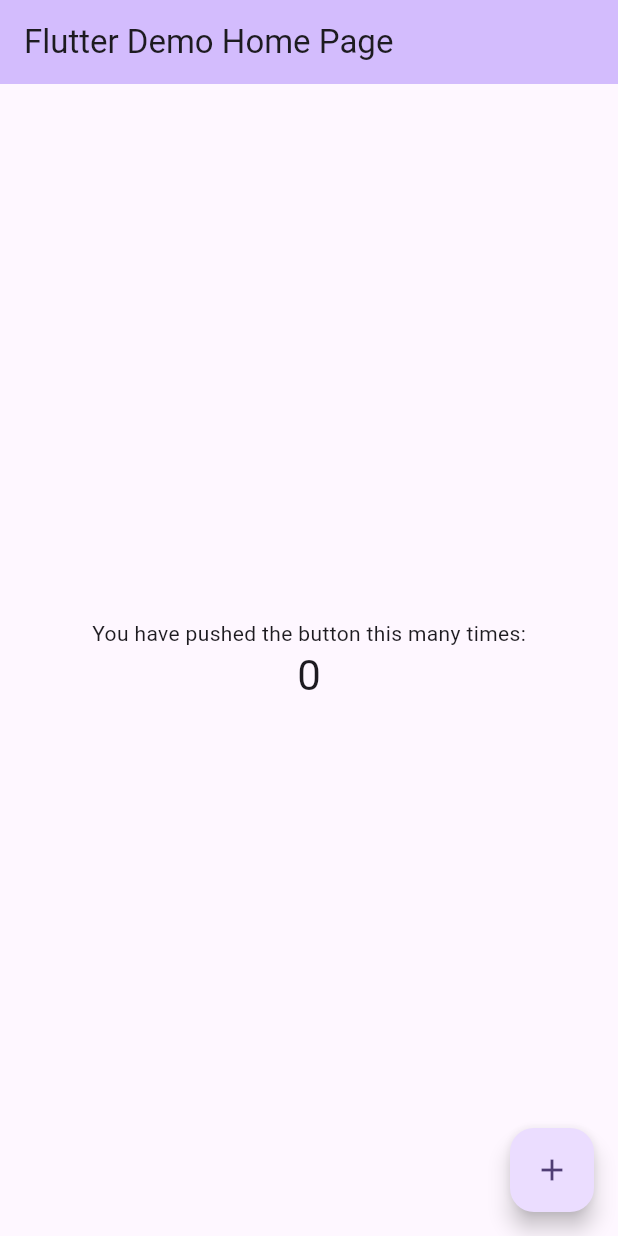
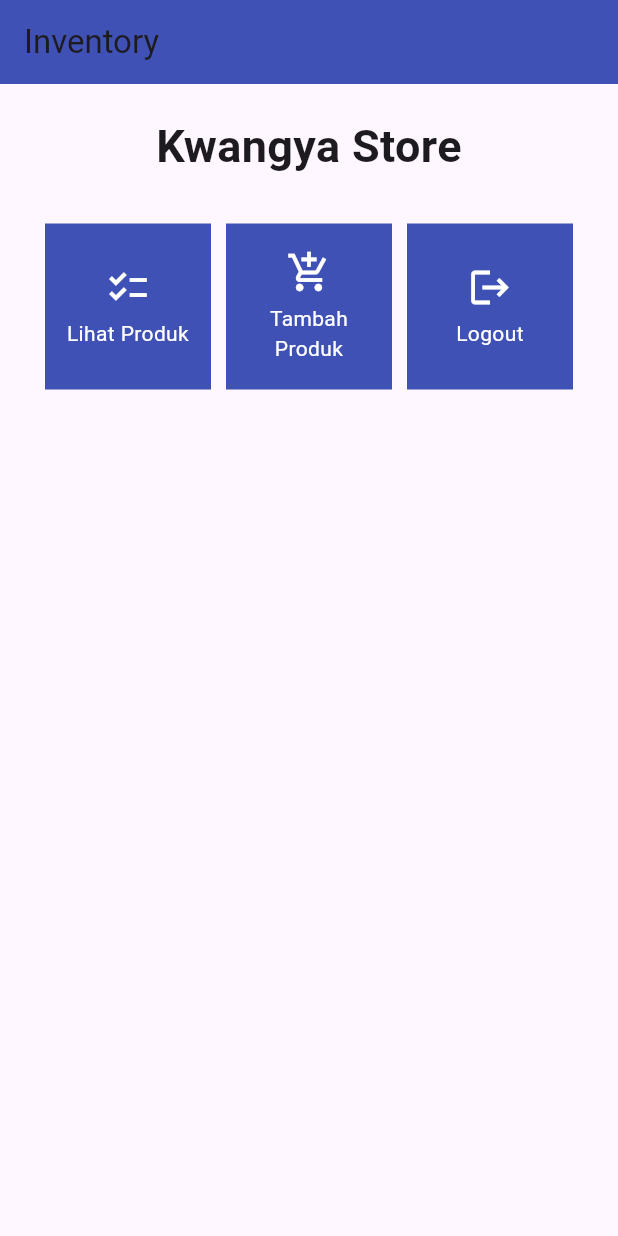
Before and after one commit to nurazizahfebriyana/tugas-7, a Flutter app: the screen it shows after launch, on a phone screen of 412 x 824 dp. Run offline on Flutter 3.47's test engine with Material 2 defaults, Android fonts, the phone set to English and light mode, and no system bars.

Commit message:
Tugas 7 almost finished

```diff
--- a/inventory/lib/main.dart
+++ b/inventory/lib/main.dart
@@ -1,5 +1,5 @@
 import 'package:flutter/material.dart';
-
+import 'package:inventory/menu.dart';
 void main() {
   runApp(const MyApp());
 }
@@ -11,7 +11,7 @@ class MyApp extends StatelessWidget {
   @override
   Widget build(BuildContext context) {
     return MaterialApp(
-      title: 'Flutter Demo',
+      title: 'Inventory',
       theme: ThemeData(
         // This is the theme of your application.
         //
@@ -28,98 +28,12 @@ class MyApp extends StatelessWidget {
         //
         // This works for code too, not just values: Most code changes can be
         // tested with just a hot reload.
-        colorScheme: ColorScheme.fromSeed(seedColor: Colors.deepPurple),
-        useMaterial3: true,
+        appBarTheme: AppBarTheme(
+        backgroundColor: Colors.indigo,
       ),
-      home: const MyHomePage(title: 'Flutter Demo Home Page'),
+      useMaterial3: true,
+    ),
+      home: MyHomePage(),
     );
   }
 }
-
-class MyHomePage extends StatefulWidget {
-  const MyHomePage({super.key, required this.title});
-
-  // This widget is the home page of your application. It is stateful, meaning
-  // that it has a State object (defined below) that contains fields that affect
-  // how it looks.
-
-  // This class is the configuration for the state. It holds the values (in this
-  // case the title) provided by the parent (in this case the App widget) and
-  // used by the build method of the State. Fields in a Widget subclass are
-  // always marked "final".
-
-  final String title;
-
-  @override
-  State<MyHomePage> createState() => _MyHomePageState();
-}
-
-class _MyHomePageState extends State<MyHomePage> {
-  int _counter = 0;
-
-  void _incrementCounter() {
-    setState(() {
-      // This call to setState tells the Flutter framework that something has
-      // changed in this State, which causes it to rerun the build method below
-      // so that the display can reflect the updated values. If we changed
-      // _counter without calling setState(), then the build method would not be
-      // called again, and so nothing would appear to happen.
-      _counter++;
-    });
-  }
-
-  @override
-  Widget build(BuildContext context) {
-    // This method is rerun every time setState is called, for instance as done
-    // by the _incrementCounter method above.
-    //
-    // The Flutter framework has been optimized to make rerunning build methods
-    // fast, so that you can just rebuild anything that needs updating rather
-    // than having to individually change instances of widgets.
-    return Scaffold(
-      appBar: AppBar(
-        // TRY THIS: Try changing the color here to a specific color (to
-        // Colors.amber, perhaps?) and trigger a hot reload to see the AppBar
-        // change color while the other colors stay the same.
-        backgroundColor: Theme.of(context).colorScheme.inversePrimary,
-        // Here we take the value from the MyHomePage object that was created by
-        // the App.build method, and use it to set our appbar title.
-        title: Text(widget.title),
-      ),
-      body: Center(
-        // Center is a layout widget. It takes a single child and positions it
-        // in the middle of the parent.
-        child: Column(
-          // Column is also a layout widget. It takes a list of children and
-          // arranges them vertically. By default, it sizes itself to fit its
-          // children horizontally, and tries to be as tall as its parent.
-          //
-          // Column has various properties to control how it sizes itself and
-          // how it positions its children. Here we use mainAxisAlignment to
-          // center the children vertically; the main axis here is the vertical
-          // axis because Columns are vertical (the cross axis would be
-          // horizontal).
-          //
-          // TRY THIS: Invoke "debug painting" (choose the "Toggle Debug Paint"
-          // action in the IDE, or press "p" in the console), to see the
-          // wireframe for each widget.
-          mainAxisAlignment: MainAxisAlignment.center,
-          children: <Widget>[
-            const Text(
-              'You have pushed the button this many times:',
-            ),
-            Text(
-              '$_counter',
-              style: Theme.of(context).textTheme.headlineMedium,
-            ),
-          ],
-        ),
-      ),
-      floatingActionButton: FloatingActionButton(
-        onPressed: _incrementCounter,
-        tooltip: 'Increment',
-        child: const Icon(Icons.add),
-      ), // This trailing comma makes auto-formatting nicer for build methods.
-    );
-  }
-}
--- /dev/null
+++ b/inventory/lib/menu.dart
@@ -0,0 +1,119 @@
+import 'package:flutter/material.dart';
+class MyHomePage extends StatelessWidget {
+    MyHomePage({Key? key}) : super(key: key);
+    final List<ShopItem> items = [
+    ShopItem("Lihat Produk", Icons.checklist),
+    ShopItem("Tambah Produk", Icons.add_shopping_cart),
+    ShopItem("Logout", Icons.logout),
+    ];
+  // This widget is the home page of your application. It is stateful, meaning
+  // that it has a State object (defined below) that contains fields that affect
+  // how it looks.
+
+  // This class is the configuration for the state. It holds the values (in this
+  // case the title) provided by the parent (in this case the App widget) and
+  // used by the build method of the State. Fields in a Widget subclass are
+  // always marked "final".
+
+
+    @override
+    Widget build(BuildContext context) {
+        return Scaffold(
+            appBar: AppBar(
+            title: const Text(
+            'Inventory',
+            ),
+        ),
+        body: SingleChildScrollView(
+        // Widget wrapper yang dapat discroll
+        child: Padding(
+          padding: const EdgeInsets.all(10.0), // Set padding dari halaman
+          child: Column(
+            // Widget untuk menampilkan children secara vertikal
+            children: <Widget>[
+              const Padding(
+                padding: EdgeInsets.only(top: 10.0, bottom: 10.0),
+                // Widget Text untuk menampilkan tulisan dengan alignment center dan style yang sesuai
+                child: Text(
+                  'Kwangya Store', // Text yang menandakan toko
+                  textAlign: TextAlign.center,
+                  style: TextStyle(
+                    fontSize: 30,
+                    fontWeight: FontWeight.bold,
+                  ),
+                ),
+              ),
+              // Grid layout
+              GridView.count(
+                // Container pada card kita.
+                primary: true,
+                padding: const EdgeInsets.all(20),
+                crossAxisSpacing: 10,
+                mainAxisSpacing: 10,
+                crossAxisCount: 3,
+                shrinkWrap: true,
+                children: items.map((ShopItem item) {
+                  // Iterasi untuk setiap item
+                  return ShopCard(item);
+                }).toList(),
+              ),
+            ],
+          ),
+        ),
+      ),
+    );
+    }
+}
+
+class ShopItem {
+    final String name;
+    final IconData icon;
+
+    ShopItem(this.name, this.icon);
+}
+
+
+class ShopCard extends StatelessWidget {
+  final ShopItem item;
+
+  const ShopCard(this.item, {super.key}); // Constructor
+
+  @override
+  Widget build(BuildContext context) {
+    return Material(
+      color: Colors.indigo,
+      child: InkWell(
+        // Area responsive terhadap sentuhan
+        onTap: () {
+          // Memunculkan SnackBar ketika diklik
+          ScaffoldMessenger.of(context)
+            ..hideCurrentSnackBar()
+            ..showSnackBar(SnackBar(
+                content: Text("Kamu telah menekan tombol ${item.name}!")));
+        },
+        child: Container(
+          // Container untuk menyimpan Icon dan Text
+          padding: const EdgeInsets.all(8),
+          child: Center(
+            child: Column(
+              mainAxisAlignment: MainAxisAlignment.center,
+              children: [
+                Icon(
+                  item.icon,
+                  color: Colors.white,
+                  size: 30.0,
+                ),
+                const Padding(padding: EdgeInsets.all(3)),
+                Text(
+                  item.name,
+                  textAlign: TextAlign.center,
+                  style: const TextStyle(color: Colors.white),
+                ),
+              ],
+            ),
+          ),
+        ),
+      ),
+    );
+  }
+}
```
